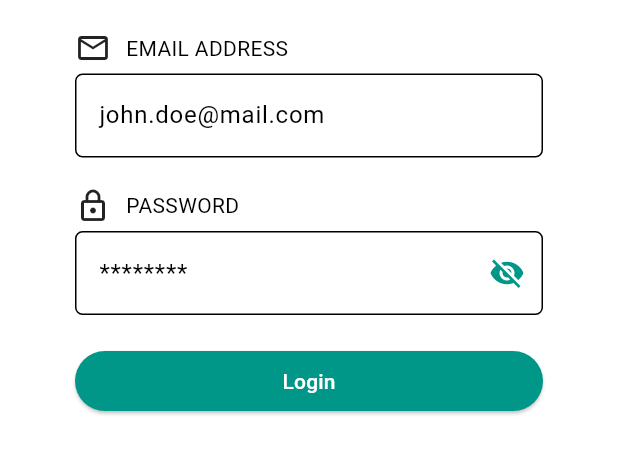
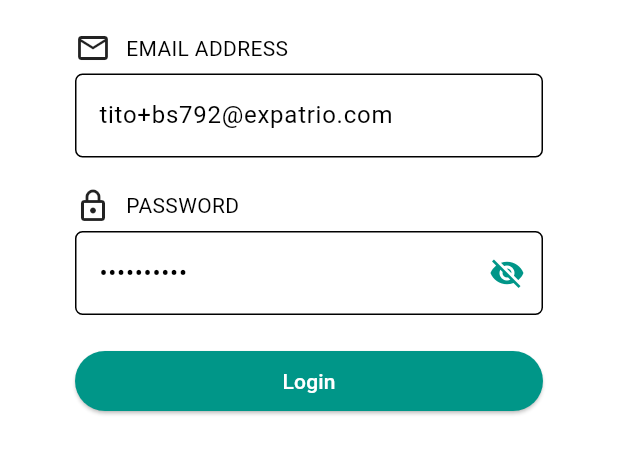
Before and after one commit to Charizard17/expatrio_coding_challenge, a Flutter app: the screen it shows after launch, on a phone screen of 412 x 824 dp, the part 90-565 px from its top. Run offline on Flutter 3.47's test engine with Material 3 defaults, Android fonts, the phone set to English and light mode, and no system bars; drawn by our look-alikes of lottie.

Commit message:
LoginPage moved to its own file. Email and password hardcoded for testing purpose

```diff
--- a/lib/main.dart
+++ b/lib/main.dart
@@ -1,8 +1,7 @@
+import 'package:expatrio_coding_challenge/pages/login_page.dart';
 import 'package:expatrio_coding_challenge/services/expatrio_api_service.dart';
-import 'package:expatrio_coding_challenge/widgets/login_form.dart';
 import 'package:flutter/material.dart';
 import 'package:flutter/services.dart';
-import 'package:lottie/lottie.dart';
 
 void main() {
   runApp(const MyApp());
@@ -18,7 +17,15 @@ class MyApp extends StatelessWidget {
     SystemChrome.setPreferredOrientations([
       DeviceOrientation.portraitUp,
     ]);
-    return MaterialApp(
+    return GestureDetector(
+      onTap: () {
+        FocusScopeNode currentFocus = FocusScope.of(context);
+        if (!currentFocus.hasPrimaryFocus &&
+            currentFocus.focusedChild != null) {
+          currentFocus.focusedChild?.unfocus();
+        }
+      },
+      child: MaterialApp(
         title: 'Flutter Demo',
         theme: ThemeData(
           pageTransitionsTheme: const PageTransitionsTheme(
@@ -37,74 +44,13 @@ class MyApp extends StatelessWidget {
           colorScheme: ColorScheme.fromSwatch(
             primarySwatch: createMaterialColor(Colors.white),
           ).copyWith(
-          secondary: createMaterialColor(const Color.fromRGBO(65, 171, 158, 1)),
+            secondary:
+                createMaterialColor(const Color.fromRGBO(65, 171, 158, 1)),
           ),
           primaryColorDark: Colors.white,
         ),
         home: LoginPage(
           apiService: apiService,
-      ),
-    );
-  }
-}
-
-class LoginPage extends StatelessWidget {
-  final ExpatrioApiService apiService;
-  const LoginPage({
-    Key? key,
-    required this.apiService,
-  }) : super(key: key);
-
-  @override
-  Widget build(BuildContext context) {
-    return Scaffold(
-      body: SafeArea(
-        child: Stack(
-          children: [
-            Positioned.fill(
-              bottom: 0,
-              child: Align(
-                alignment: Alignment.bottomCenter,
-                child: LottieBuilder.asset('assets/login-background.json'),
-              ),
-            ),
-            Column(
-              children: [
-                Image.asset(
-                  'assets/2019_XP_logo_white.png',
-                  height: 60,
-                ),
-                const SizedBox(height: 20),
-                LoginForm(
-                  apiService: apiService,
-                ),
-                Expanded(child: Container()),
-                Align(
-                  alignment: Alignment.centerLeft,
-                  child: Padding(
-                    padding: const EdgeInsets.only(left: 20),
-                    child: ElevatedButton.icon(
-                      onPressed: () {
-                        // login functionality
-                      },
-                      icon: const Icon(
-                        Icons.help_outline,
-                        color: Colors.teal,
-                      ),
-                      label: const Text(
-                        'Help',
-                        style: TextStyle(
-                          color: Colors.teal,
-                          fontWeight: FontWeight.bold,
-                        ),
-                      ),
-                    ),
-                  ),
-                ),
-                const SizedBox(height: 10),
-              ],
-            ),
-          ],
         ),
       ),
     );
--- /dev/null
+++ b/lib/pages/login_page.dart
@@ -0,0 +1,71 @@
+import 'package:expatrio_coding_challenge/services/expatrio_api_service.dart';
+import 'package:expatrio_coding_challenge/widgets/login_form.dart';
+import 'package:flutter/material.dart';
+import 'package:lottie/lottie.dart';
+
+class LoginPage extends StatelessWidget {
+  final ExpatrioApiService apiService;
+  const LoginPage({
+    Key? key,
+    required this.apiService,
+  }) : super(key: key);
+
+  @override
+  Widget build(BuildContext context) {
+    return Scaffold(
+      body: SafeArea(
+        child: Stack(
+          children: [
+            Positioned.fill(
+              bottom: 0,
+              child: Align(
+                alignment: Alignment.bottomCenter,
+                child: Opacity(
+                  opacity: 0.4,
+                  child: LottieBuilder.asset('assets/login-background.json'),
+                ),
+              ),
+            ),
+            Column(
+              children: [
+                Image.asset(
+                  'assets/2019_XP_logo_white.png',
+                  height: 60,
+                ),
+                const SizedBox(height: 20),
+                LoginForm(
+                  apiService: apiService,
+                ),
+                Expanded(child: Container()),
+                Align(
+                  alignment: Alignment.centerLeft,
+                  child: Padding(
+                    padding: const EdgeInsets.only(left: 20),
+                    child: ElevatedButton.icon(
+                      onPressed: () {
+                        // login functionality
+                        debugPrint('Help button clicked');
+                      },
+                      icon: const Icon(
+                        Icons.help_outline,
+                        color: Colors.teal,
+                      ),
+                      label: const Text(
+                        'Help',
+                        style: TextStyle(
+                          color: Colors.teal,
+                          fontWeight: FontWeight.bold,
+                        ),
+                      ),
+                    ),
+                  ),
+                ),
+                const SizedBox(height: 10),
+              ],
+            ),
+          ],
+        ),
+      ),
+    );
+  }
+}
--- a/lib/widgets/login_form.dart
+++ b/lib/widgets/login_form.dart
@@ -11,8 +11,10 @@ class LoginForm extends StatefulWidget {
 }
 
 class _LoginFormState extends State<LoginForm> {
-  final TextEditingController _emailController = TextEditingController();
-  final TextEditingController _passwordController = TextEditingController();
+  final TextEditingController _emailController =
+      TextEditingController(text: 'tito+bs792@expatrio.com');
+  final TextEditingController _passwordController =
+      TextEditingController(text: 'nemampojma');
 
   bool _isObscured = true;
 
```
Lines whose indentation alone changed are shown as unchanged.
